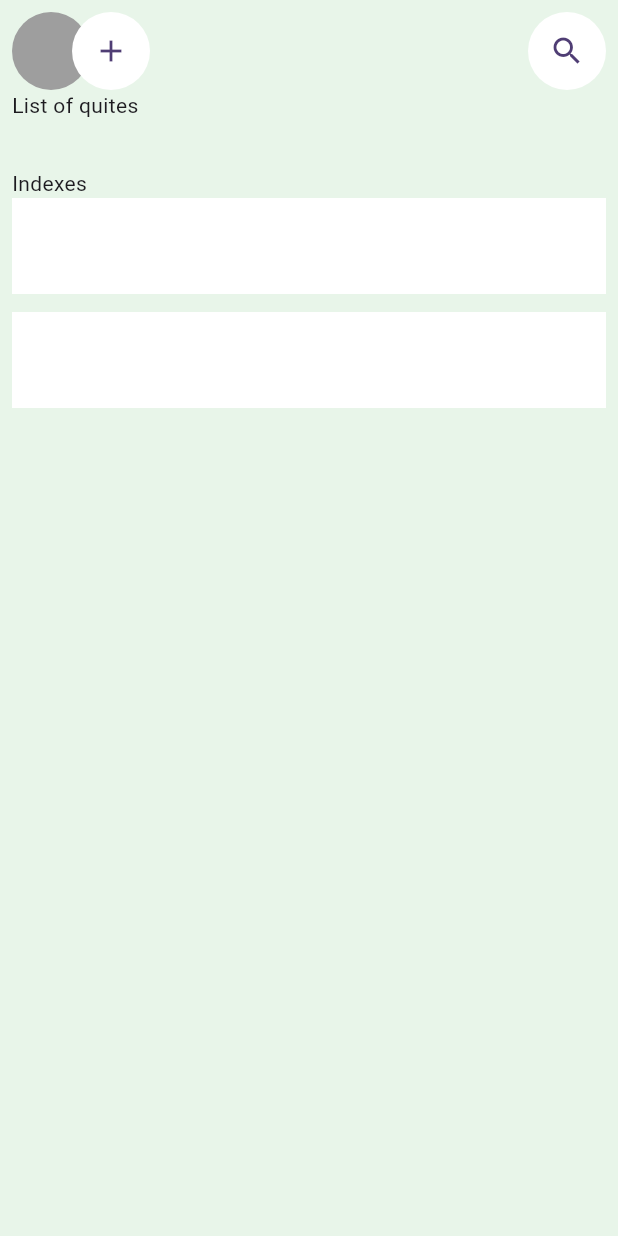
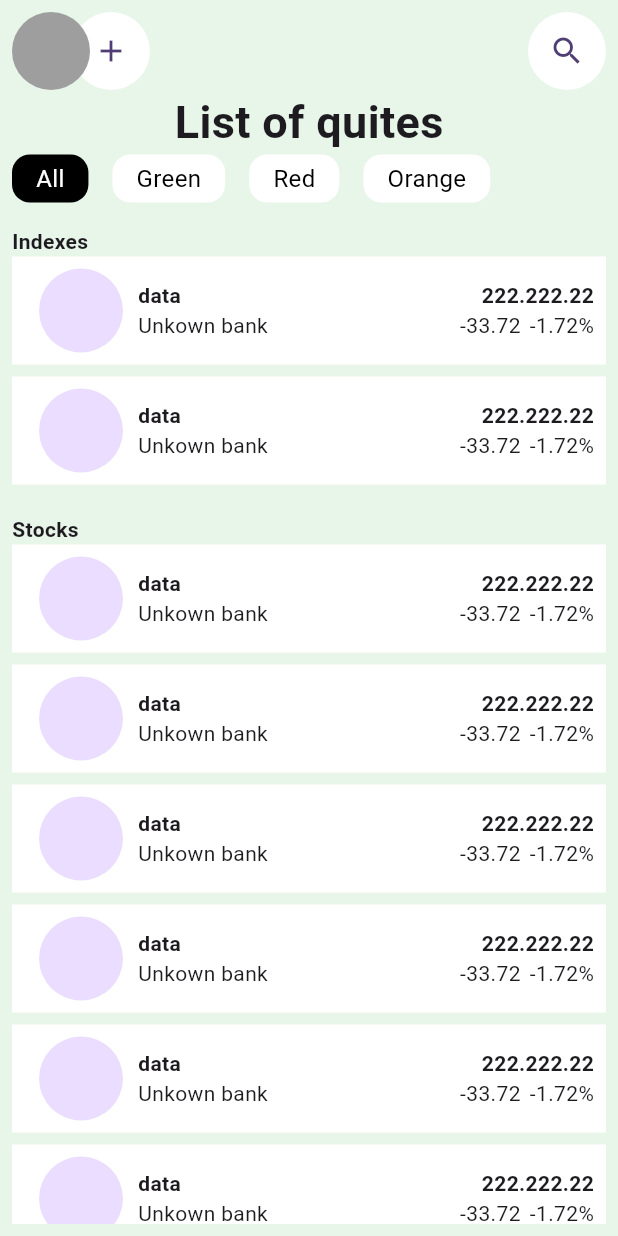
Before and after one commit to minhthoai190892/flutter, a Flutter app: the screen it shows after launch, on a phone screen of 412 x 824 dp. Run offline on Flutter 3.47's test engine with Material 3 defaults, Android fonts, the phone set to English and light mode, and no system bars; our stand-ins replace dots_indicator, gap, google_fonts.

Commit message:
Crypto_Trading_App-part-2

```diff
--- a/UI/flutter_ui/lib/Crypto Trading App/views/crypto_home_page.dart
+++ b/UI/flutter_ui/lib/Crypto Trading App/views/crypto_home_page.dart
@@ -9,6 +9,13 @@ class CryptoHomePage extends StatefulWidget {
 }
 
 class _CryptoHomePageState extends State<CryptoHomePage> {
+  List<String> tabs = [
+    'All',
+    'Green',
+    'Red',
+    'Orange',
+  ];
+  var pageIndex = 0;
   @override
   Widget build(BuildContext context) {
     return Scaffold(
@@ -17,18 +24,13 @@ class _CryptoHomePageState extends State<CryptoHomePage> {
         child: Padding(
           padding: const EdgeInsets.all(8.0),
           child: Column(
-            crossAxisAlignment: CrossAxisAlignment.start,
+            crossAxisAlignment: CrossAxisAlignment.center,
             children: [
               const Row(
                 children: [
                   Expanded(
                     child: Stack(
                       children: [
-                        Positioned(
-                            child: CircleAvatar(
-                          backgroundColor: Colors.grey,
-                          radius: 26,
-                        )),
                         Positioned(
                           left: 40,
                           child: CircleAvatar(
@@ -37,6 +39,11 @@ class _CryptoHomePageState extends State<CryptoHomePage> {
                             child: Icon(Icons.add),
                           ),
                         ),
+                        Positioned(
+                            child: CircleAvatar(
+                          backgroundColor: Colors.grey,
+                          radius: 26,
+                        )),
                       ],
                     ),
                   ),
@@ -47,33 +54,72 @@ class _CryptoHomePageState extends State<CryptoHomePage> {
                   ),
                 ],
               ),
-              const Text('List of quites'),
+              const Text(
+                'List of quites',
+                style: TextStyle(
+                  fontSize: 30,
+                  fontWeight: FontWeight.bold,
+                ),
+              ),
               SizedBox(
                 height: 32,
                 child: ListView.builder(
-                  itemCount: 10,
+                  itemCount: tabs.length,
                   scrollDirection: Axis.horizontal,
-                  itemBuilder: (context, index) => Container(),
+                  itemBuilder: (context, index) => GestureDetector(
+                    onTap: () {
+                      setState(() {
+                        pageIndex = index;
+                      });
+                    },
+                    child: Container(
+                      decoration: BoxDecoration(
+                          color:
+                              index == pageIndex ? Colors.black : Colors.white,
+                          borderRadius: BorderRadius.circular(12)),
+                      margin: const EdgeInsets.only(right: 16),
+                      child: Padding(
+                        padding: const EdgeInsets.symmetric(horizontal: 16),
+                        child: Center(
+                            child: Text(
+                          tabs[index],
+                          style: TextStyle(
+                            color: index == pageIndex
+                                ? Colors.white
+                                : Colors.black,
+                            fontSize: 16,
+                          ),
+                        )),
                       ),
                     ),
+                  ),
+                ),
+              ),
+              const Gap(16),
               Expanded(
                 child: SingleChildScrollView(
                   child: Column(
                     crossAxisAlignment: CrossAxisAlignment.start,
                     children: [
-                    const Text('Indexes'),
-                    Container(
-                      height: 64,
-                      decoration: const BoxDecoration(color: Colors.white),
+                      const Text(
+                        'Indexes',
+                        style: TextStyle(fontWeight: FontWeight.bold),
                       ),
+                      const ContainerWidget(),
+                      const ContainerWidget(),
                       const Gap(12),
-                    Container(
-                      height: 64,
-                      decoration: const BoxDecoration(color: Colors.white),
+                      const Text(
+                        'Stocks',
+                        style: TextStyle(fontWeight: FontWeight.bold),
+                      ),
+                      ...List.generate(
+                        30,
+                        (index) => const ContainerWidget(),
                       ),
                     ],
                   ),
-              ))
+                ),
+              ),
             ],
           ),
         ),
@@ -81,3 +127,56 @@ class _CryptoHomePageState extends State<CryptoHomePage> {
     );
   }
 }
+
+class ContainerWidget extends StatelessWidget {
+  const ContainerWidget({
+    super.key,
+  });
+
+  @override
+  Widget build(BuildContext context) {
+    return Container(
+      padding: const EdgeInsets.all(8),
+      margin: const EdgeInsets.only(bottom: 8),
+      height: 72,
+      decoration: const BoxDecoration(color: Colors.white),
+      child: const Row(
+        children: [
+          CircleAvatar(
+            radius: 38,
+          ),
+          Expanded(
+              child: Column(
+            mainAxisAlignment: MainAxisAlignment.center,
+            children: [
+              Row(
+                mainAxisAlignment: MainAxisAlignment.spaceBetween,
+                children: [
+                  Text(
+                    'data',
+                    style: TextStyle(fontWeight: FontWeight.bold),
+                  ),
+                  Text(
+                    '222.222.22',
+                    style: TextStyle(fontWeight: FontWeight.bold),
+                  ),
+                ],
+              ),
+              Row(
+                // mainAxisAlignment:
+                //     MainAxisAlignment.spaceBetween,
+                children: [
+                  Text('Unkown bank'),
+                  Spacer(),
+                  Text('-33.72'),
+                  Gap(6),
+                  Text('-1.72%'),
+                ],
+              ),
+            ],
+          ))
+        ],
+      ),
+    );
+  }
+}
--- a/UI/flutter_ui/lib/main.dart
+++ b/UI/flutter_ui/lib/main.dart
@@ -1,6 +1,7 @@
 import 'package:flutter/material.dart';
 import 'package:flutter_ui/Hiking_Guide/views/hiking_login_page.dart';
 import 'package:flutter_ui/index.dart';
+import 'package:google_fonts/google_fonts.dart';
 
 void main() {
   runApp(const MyApp());
@@ -15,9 +16,10 @@ class MyApp extends StatelessWidget {
     return MaterialApp(
       title: 'Flutter Demo',
       theme: ThemeData(
-        colorScheme: ColorScheme.fromSeed(seedColor: Colors.deepPurple),
-        useMaterial3: true,
-      ),
+          colorScheme: ColorScheme.fromSeed(seedColor: Colors.deepPurple),
+          useMaterial3: true,
+          // fontFamily: GoogleFonts.onest().fontFamily
+          ),
       home: const CryptoHomePage(),
     );
   }
--- a/UI/flutter_ui/pubspec.yaml
+++ b/UI/flutter_ui/pubspec.yaml
@@ -37,6 +37,7 @@ dependencies:
   cupertino_icons: ^1.0.6
   gap: ^3.0.1
   dots_indicator: ^3.0.0
+  google_fonts: ^6.2.1
 
 dev_dependencies:
   flutter_test:
```
Also changed, not shown: UI/flutter_ui/pubspec.lock, 2 other files. Lines whose indentation alone changed are shown as unchanged.
